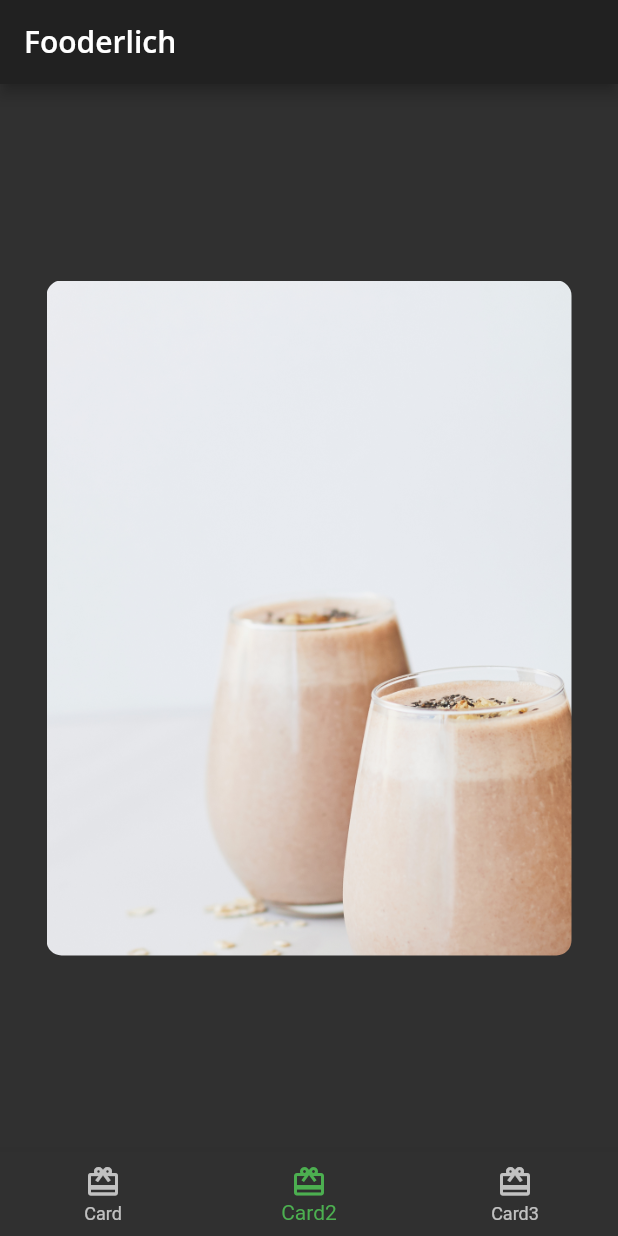
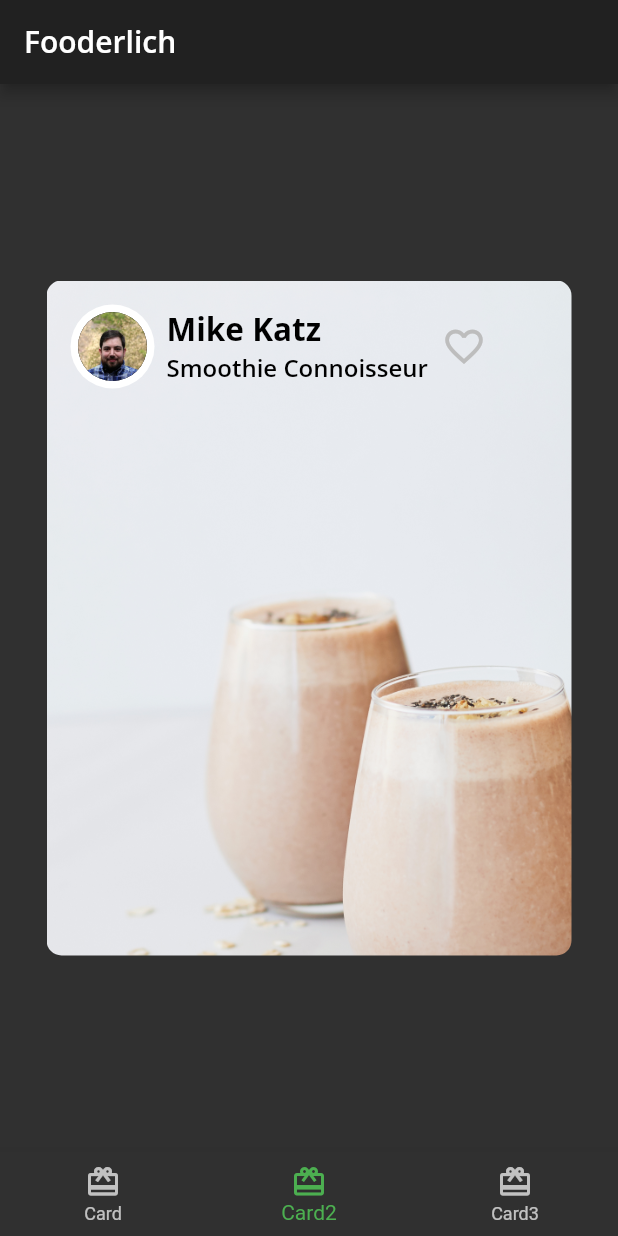
Before and after one commit to thesamtj/food_app, a Flutter app: the screen it shows after launch, item 2 of the bottom bar chosen, on a phone screen of 412 x 824 dp. Run offline on Flutter 3.47's test engine with Material 2 defaults, Android fonts, the phone set to English and light mode, and no system bars; our stand-ins replace google_fonts.

Commit message:
add IconButton

```diff
--- a/lib/author_card.dart
+++ b/lib/author_card.dart
@@ -22,7 +22,45 @@ class AuthorCard extends StatelessWidget {
     return Container(
       padding: const EdgeInsets.all(16),
       child: Row(
-        children: [],
+        // TODO 3: add alignment
+        children: [
+          // 1
+          Row(
+            children: [
+              CircleImage(
+                imageProvider: imageProvider,
+                imageRadius: 28,
+              ),
+              // 2
+              const SizedBox(width: 8),
+              // 3
+              Column(
+                crossAxisAlignment: CrossAxisAlignment.start,
+                children: [
+                  Text(
+                    authorName,
+                    style: FooderlichTheme.lightTextTheme.headline2,
+                  ),
+                  Text(
+                    title,
+                    style: FooderlichTheme.lightTextTheme.headline3,
+                  )
+                ],
+              ),
+            ],
+          ),
+          // TODO 2: add IconButton
+          IconButton(
+              // 4
+              icon: const Icon(Icons.favorite_border),
+              iconSize: 30,
+              color: Colors.grey[400],
+              // 5
+              onPressed: () {
+                const snackBar = SnackBar(content: Text('Favorite Pressed'));
+                ScaffoldMessenger.of(context).showSnackBar(snackBar);
+              }),
+        ],
       ),
     );
   }
```
